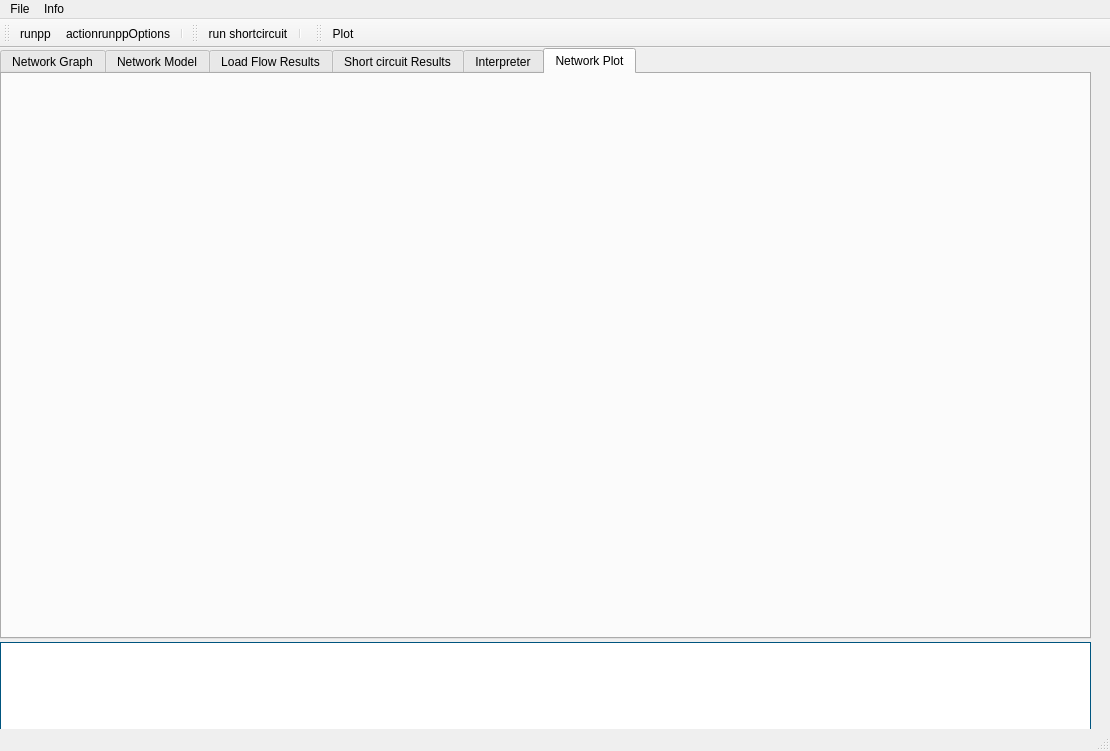
This is resources/ui/main_develop.ui in vogt31337/pandapower-gui as Qt 5 draws it before an edit. The edited form follows.
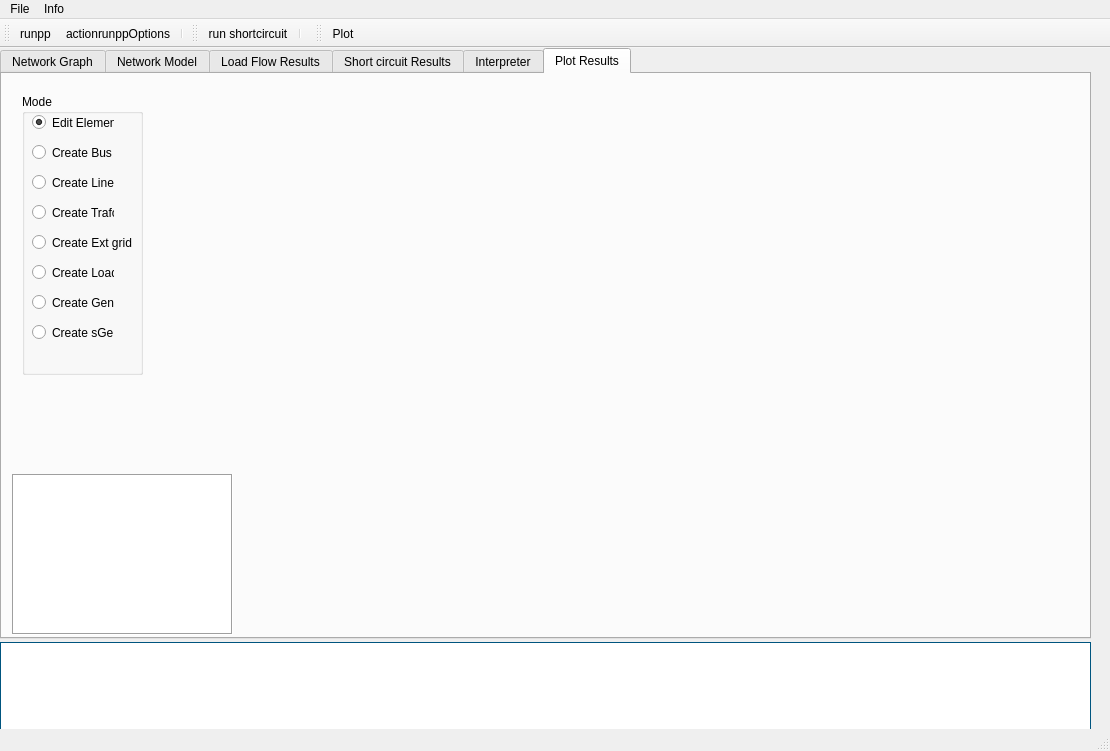
This is the edited form. The open tabs and pages were chosen to show the change. Icons and pictures are not drawn.

Commit message: class for plotting to different tabs

```diff
--- a/resources/ui/main_develop.ui
+++ b/resources/ui/main_develop.ui
@@ -995,18 +995,150 @@
     </widget>
     <widget class="QWidget" name="tab_plot">
      <attribute name="title">
-      <string>Network Plot</string>
+      <string>Plot Results</string>
      </attribute>
-     <widget class="QWidget" name="verticalLayoutWidget">
+     <widget class="QGroupBox" name="groupBox_3">
       <property name="geometry">
        <rect>
-        <x>30</x>
+        <x>20</x>
         <y>20</y>
-        <width>1011</width>
-        <height>521</height>
+        <width>121</width>
+        <height>281</height>
        </rect>
       </property>
-      <layout class="QVBoxLayout" name="plot_vbox"/>
+      <property name="title">
+       <string>Mode</string>
+      </property>
+      <widget class="QRadioButton" name="create_bus_6">
+       <property name="geometry">
+        <rect>
+         <x>10</x>
+         <y>50</y>
+         <width>82</width>
+         <height>17</height>
+        </rect>
+       </property>
+       <property name="text">
+        <string>Create Bus</string>
+       </property>
+      </widget>
+      <widget class="QRadioButton" name="create_line_6">
+       <property name="geometry">
+        <rect>
+         <x>10</x>
+         <y>80</y>
+         <width>82</width>
+         <height>17</height>
+        </rect>
+       </property>
+       <property name="text">
+        <string>Create Line</string>
+       </property>
+      </widget>
+      <widget class="QRadioButton" name="create_trafo_6">
+       <property name="geometry">
+        <rect>
+         <x>10</x>
+         <y>110</y>
+         <width>82</width>
+         <height>17</height>
+        </rect>
+       </property>
+       <property name="text">
+        <string>Create Trafo</string>
+       </property>
+      </widget>
+      <widget class="QRadioButton" name="create_edit_elements_6">
+       <property name="geometry">
+        <rect>
+         <x>10</x>
+         <y>20</y>
+         <width>82</width>
+         <height>17</height>
+        </rect>
+       </property>
+       <property name="text">
+        <string>Edit Elements</string>
+       </property>
+       <property name="checked">
+        <bool>true</bool>
+       </property>
+      </widget>
+      <widget class="QRadioButton" name="create_ext_grid_6">
+       <property name="geometry">
+        <rect>
+         <x>10</x>
+         <y>140</y>
+         <width>101</width>
+         <height>17</height>
+        </rect>
+       </property>
+       <property name="text">
+        <string>Create Ext grid</string>
+       </property>
+      </widget>
+      <widget class="QRadioButton" name="create_load_6">
+       <property name="geometry">
+        <rect>
+         <x>10</x>
+         <y>170</y>
+         <width>82</width>
+         <height>17</height>
+        </rect>
+       </property>
+       <property name="text">
+        <string>Create Load</string>
+       </property>
+      </widget>
+      <widget class="QRadioButton" name="create_gen_6">
+       <property name="geometry">
+        <rect>
+         <x>10</x>
+         <y>200</y>
+         <width>82</width>
+         <height>17</height>
+        </rect>
+       </property>
+       <property name="text">
+        <string>Create Gen</string>
+       </property>
+      </widget>
+      <widget class="QRadioButton" name="create_sgen_6">
+       <property name="geometry">
+        <rect>
+         <x>10</x>
+         <y>230</y>
+         <width>82</width>
+         <height>17</height>
+        </rect>
+       </property>
+       <property name="text">
+        <string>Create sGen</string>
+       </property>
+      </widget>
+     </widget>
+     <widget class="QTextBrowser" name="build_message_3">
+      <property name="geometry">
+       <rect>
+        <x>10</x>
+        <y>400</y>
+        <width>221</width>
+        <height>161</height>
+       </rect>
+      </property>
+      <property name="frameShape">
+       <enum>QFrame::Box</enum>
+      </property>
+     </widget>
+     <widget class="QWidget" name="widget_2" native="true">
+      <property name="geometry">
+       <rect>
+        <x>250</x>
+        <y>20</y>
+        <width>821</width>
+        <height>541</height>
+       </rect>
+      </property>
      </widget>
     </widget>
    </widget>
```
Left out of the diff: 23 changed lines with no effect on the pictures. The commit also changes 1 other file.
